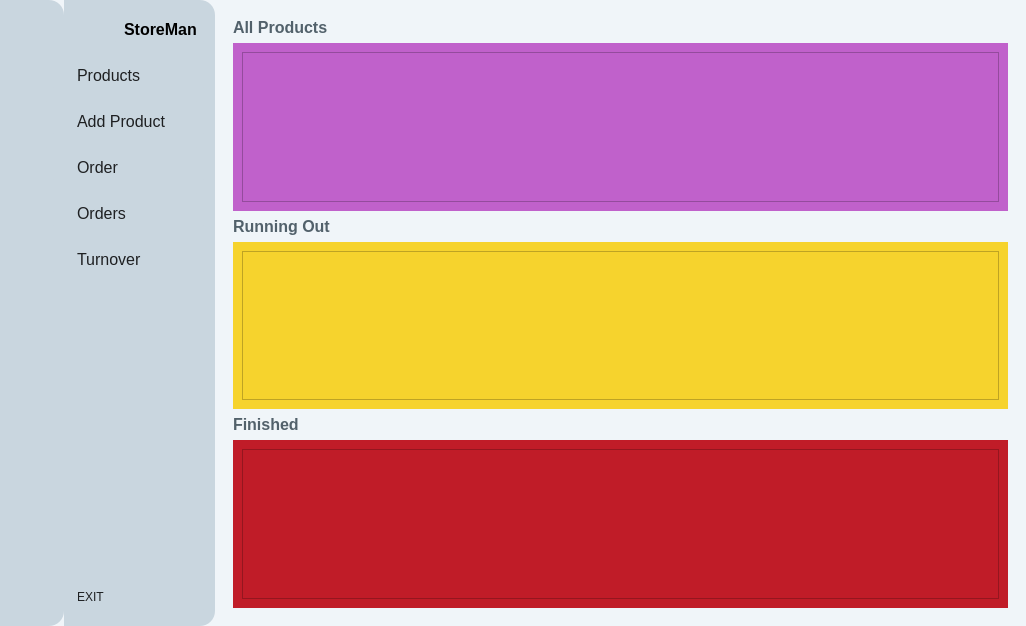
Qt form StoreMan/mainwindow.ui (rezaqomy/StoreMan) before a commit.
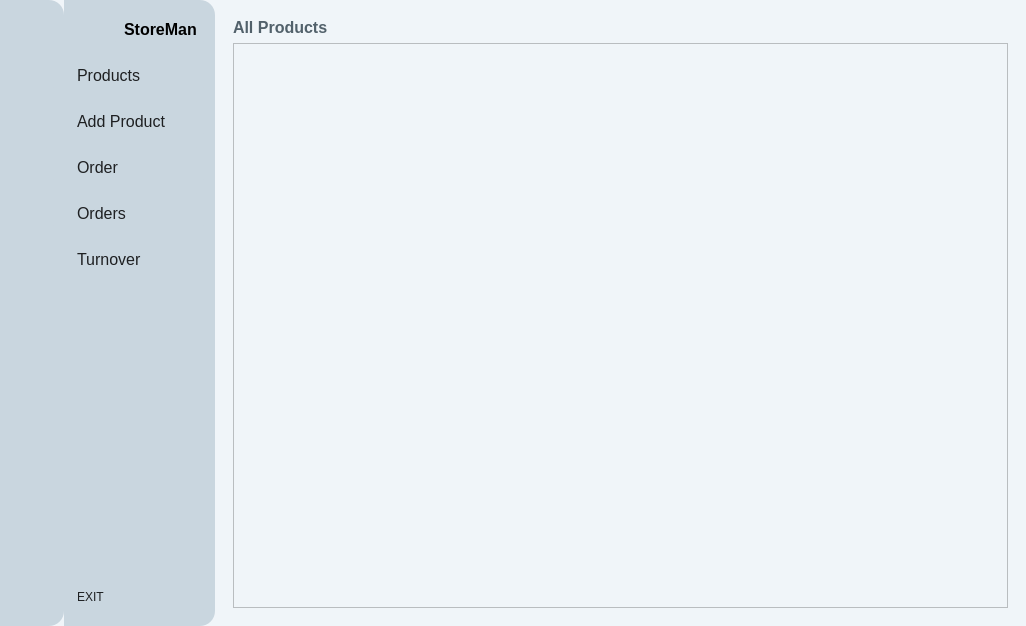
The same form after that commit. The open tabs and pages were chosen to show the change. Icons and pictures are not drawn.

Commit message: add show all product

```diff
--- a/StoreMan/mainwindow.ui
+++ b/StoreMan/mainwindow.ui
@@ -850,131 +850,25 @@
                </layout>
               </item>
               <item>
-               <widget class="QWidget" name="all_product_widget" native="true">
-                <property name="minimumSize">
-                 <size>
-                  <width>775</width>
-                  <height>144</height>
-                 </size>
+               <widget class="QScrollArea" name="scrollArea">
+                <property name="widgetResizable">
+                 <bool>true</bool>
                 </property>
-                <property name="styleSheet">
-                 <string notr="true">background-color: rgb(192, 97, 203);</string>
-                </property>
-                <layout class="QHBoxLayout" name="horizontalLayout_5">
-                 <item>
-                  <widget class="QListView" name="all_product_listView"/>
-                 </item>
-                </layout>
-               </widget>
-              </item>
-              <item>
-               <layout class="QHBoxLayout" name="horizontalLayout_3">
-                <item>
-                 <widget class="QPushButton" name="runining_out_button">
-                  <property name="font">
-                   <font>
-                    <pointsize>12</pointsize>
-                    <weight>75</weight>
-                    <bold>true</bold>
-                   </font>
-                  </property>
-                  <property name="cursor">
-                   <cursorShape>PointingHandCursor</cursorShape>
-                  </property>
-                  <property name="styleSheet">
-                   <string notr="true"/>
-                  </property>
-                  <property name="text">
-                   <string>Running Out</string>
-                  </property>
-                 </widget>
-                </item>
-                <item>
-                 <spacer name="horizontalSpacer_3">
-                  <property name="orientation">
-                   <enum>Qt::Horizontal</enum>
-                  </property>
-                  <property name="sizeHint" stdset="0">
-                   <size>
-                    <width>668</width>
-                    <height>13</height>
-                   </size>
-                  </property>
-                 </spacer>
-                </item>
-               </layout>
-              </item>
-              <item>
-               <widget class="QWidget" name="running_out_widget" native="true">
-                <property name="minimumSize">
-                 <size>
-                  <width>775</width>
-                  <height>144</height>
-                 </size>
-                </property>
-                <property name="styleSheet">
-                 <string notr="true">background-color: rgb(246, 211, 45);</string>
-                </property>
-                <layout class="QHBoxLayout" name="horizontalLayout_7">
-                 <item>
-                  <widget class="QListView" name="running_out_listView"/>
-                 </item>
-                </layout>
-               </widget>
-              </item>
-              <item>
-               <layout class="QHBoxLayout" name="horizontalLayout">
-                <item>
-                 <widget class="QPushButton" name="finished_product_button">
-                  <property name="font">
-                   <font>
-                    <pointsize>12</pointsize>
-                    <weight>75</weight>
-                    <bold>true</bold>
-                   </font>
-                  </property>
-                  <property name="cursor">
-                   <cursorShape>PointingHandCursor</cursorShape>
-                  </property>
-                  <property name="styleSheet">
-                   <string notr="true"/>
-                  </property>
-                  <property name="text">
-                   <string>Finished</string>
-                  </property>
-                 </widget>
-                </item>
-                <item>
-                 <spacer name="horizontalSpacer_4">
-                  <property name="orientation">
-                   <enum>Qt::Horizontal</enum>
-                  </property>
-                  <property name="sizeHint" stdset="0">
-                   <size>
-                    <width>668</width>
-                    <height>13</height>
-                   </size>
-                  </property>
-                 </spacer>
-                </item>
-               </layout>
-              </item>
-              <item>
-               <widget class="QWidget" name="finished_prudoct_widget" native="true">
-                <property name="minimumSize">
-                 <size>
-                  <width>775</width>
-                  <height>144</height>
-                 </size>
-                </property>
-                <property name="styleSheet">
-                 <string notr="true">background-color: rgb(192, 28, 40);</string>
-                </property>
-                <layout class="QHBoxLayout" name="horizontalLayout_8">
-                 <item>
-                  <widget class="QListView" name="finished_product_listView"/>
-                 </item>
-                </layout>
+                <widget class="QWidget" name="scrollAreaWidgetContents">
+                 <property name="geometry">
+                  <rect>
+                   <x>0</x>
+                   <y>0</y>
+                   <width>773</width>
+                   <height>561</height>
+                  </rect>
+                 </property>
+                 <layout class="QVBoxLayout" name="verticalLayout_4">
+                  <item>
+                   <widget class="QWidget" name="all_product_widget" native="true"/>
+                  </item>
+                 </layout>
+                </widget>
                </widget>
               </item>
              </layout>
```
Left out of the diff: 2 changed lines with no effect on the pictures. The commit also changes 8 other files.
